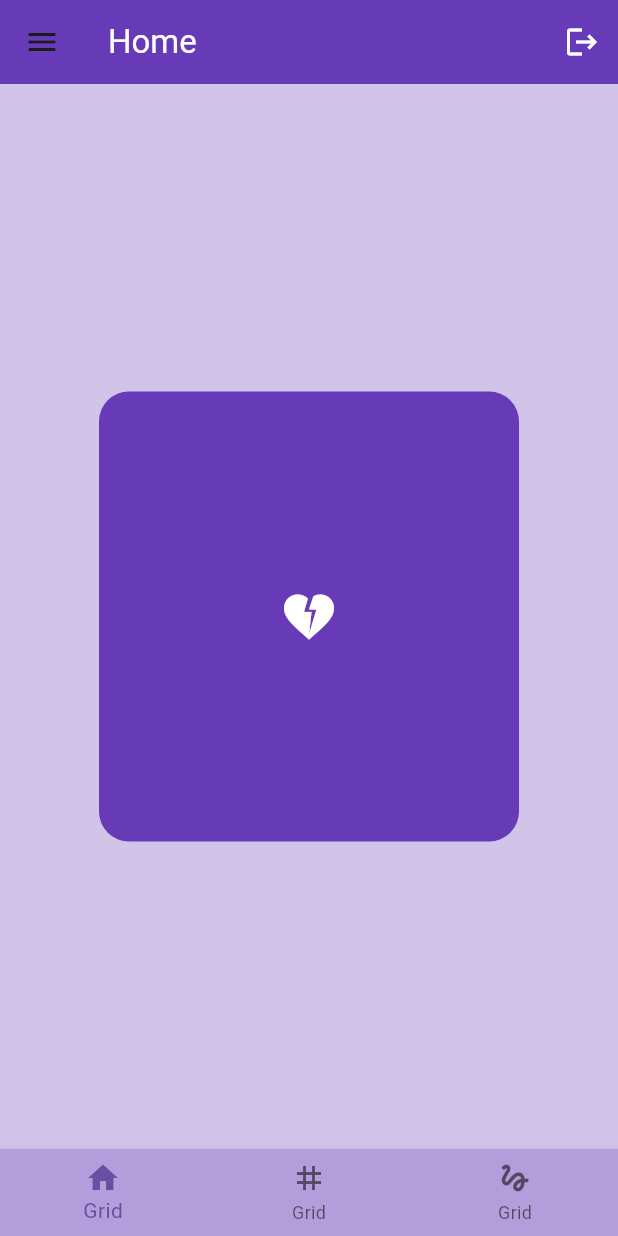
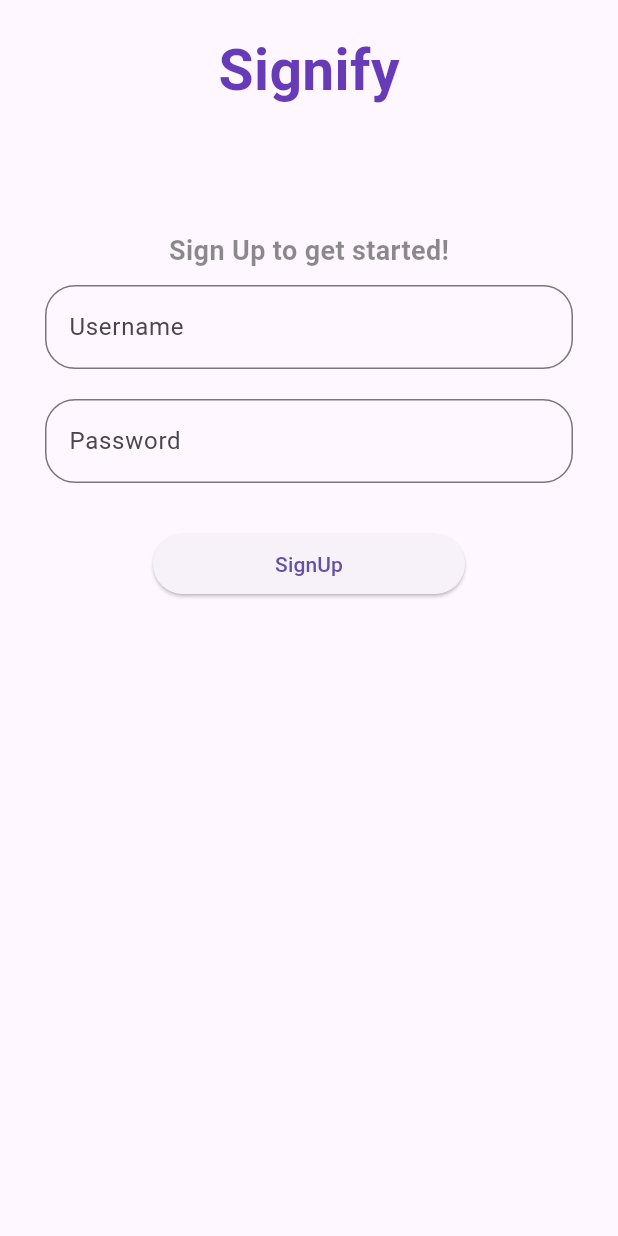
Before and after one commit to Eznira/dummy, a Flutter app: the screen it shows after launch, on a phone screen of 412 x 824 dp. Run offline on Flutter 3.47's test engine with Material 3 defaults, Android fonts, the phone set to English and light mode, and no system bars.

Commit message:
added SignUp screen

```diff
--- a/lib/main.dart
+++ b/lib/main.dart
@@ -2,6 +2,8 @@ import 'package:dummy/columns_page.dart';
 import 'package:dummy/gesture_page.dart';
 import 'package:dummy/grid_veiw_page.dart';
 import 'package:dummy/list_view_page.dart';
+import 'package:dummy/log_out_page.dart';
+import 'package:dummy/sign_up_page.dart';
 import 'package:dummy/stack_page.dart';
 import 'package:flutter/material.dart';
 import 'endless_scroll.dart';
@@ -29,7 +31,7 @@ class MyApp extends StatelessWidget {
         "/list_view_page": (context) => ListViewPage(),
 
       },
-      home: MyHomePage(),
+      home: SignUpPage(),
     );
   }
 }
--- /dev/null
+++ b/lib/sign_up_page.dart
@@ -0,0 +1,85 @@
+import 'package:flutter/material.dart';
+
+class SignUpPage extends StatefulWidget {
+  const SignUpPage({super.key});
+
+  @override
+  State<SignUpPage> createState() => _SignUpPageState();
+}
+
+class _SignUpPageState extends State<SignUpPage> {
+  @override
+  Widget build(BuildContext context) {
+    return Scaffold(
+      body: SafeArea(
+        child: Column(
+          children: [
+            SizedBox(height: 20,),
+            Text("Signify", style: TextStyle(
+                  fontWeight: FontWeight.bold,
+                  fontSize: 38,
+                  color: Colors.deepPurple),
+            ),
+            SizedBox(height: 80,),
+            Text("Sign Up to get started!", style: TextStyle(
+                fontWeight: FontWeight.bold,
+                fontSize: 18,
+                color: Colors.black45),
+            ),
+            CustomTextFeild(hintText: "Username",),
+            CustomTextFeild(hintText: "Password", obsureText: true,),
+            SizedBox(height: 20,),
+            SignUpButton(),
+          ],
+        ),
+      ),
+    );
+  }
+}
+
+class CustomTextFeild extends StatelessWidget {
+
+  CustomTextFeild({
+    super.key,
+    required this.hintText,
+    this.obsureText,
+  });
+
+
+  final String? hintText;
+  final bool? obsureText;
+
+  @override
+  Widget build(BuildContext context) {
+    return Padding(
+      padding: const EdgeInsets.fromLTRB(30, 10, 30, 10),
+      child: TextField(
+        obscureText: obsureText ?? false,
+        decoration: InputDecoration(
+          border: OutlineInputBorder(
+            borderRadius: BorderRadius.circular(20),
+          ),
+          hintText: hintText,
+        ),
+
+      ),
+    );
+  }
+}
+
+class SignUpButton extends StatelessWidget {
+  const SignUpButton({super.key});
+
+  @override
+  Widget build(BuildContext context) {
+    return ElevatedButton(
+      onPressed: () {
+        Navigator.pushNamed(context, "/home");
+      },
+      child: Container(
+        width: 160,
+        child: Center(child: Text("SignUp")),
+      ),
+    );
+  }
+}
```
Also changed, not shown: lib/home_page.dart (+5 -2 lines), lib/log_out_page.dart (added, +41 -0 lines).
